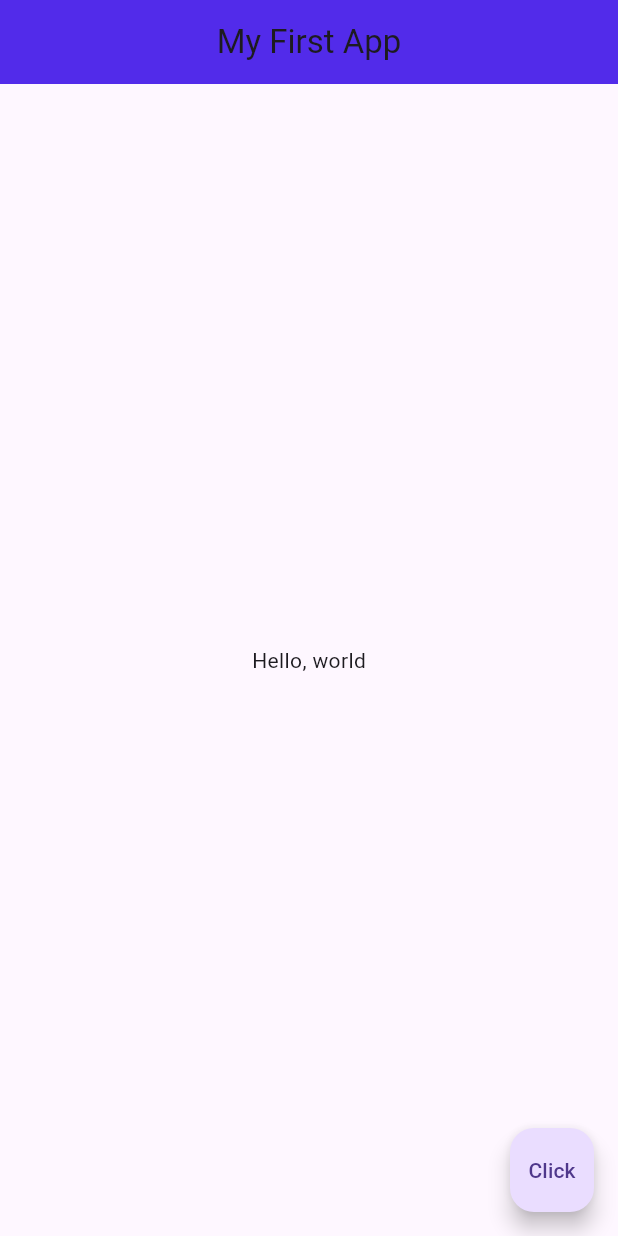
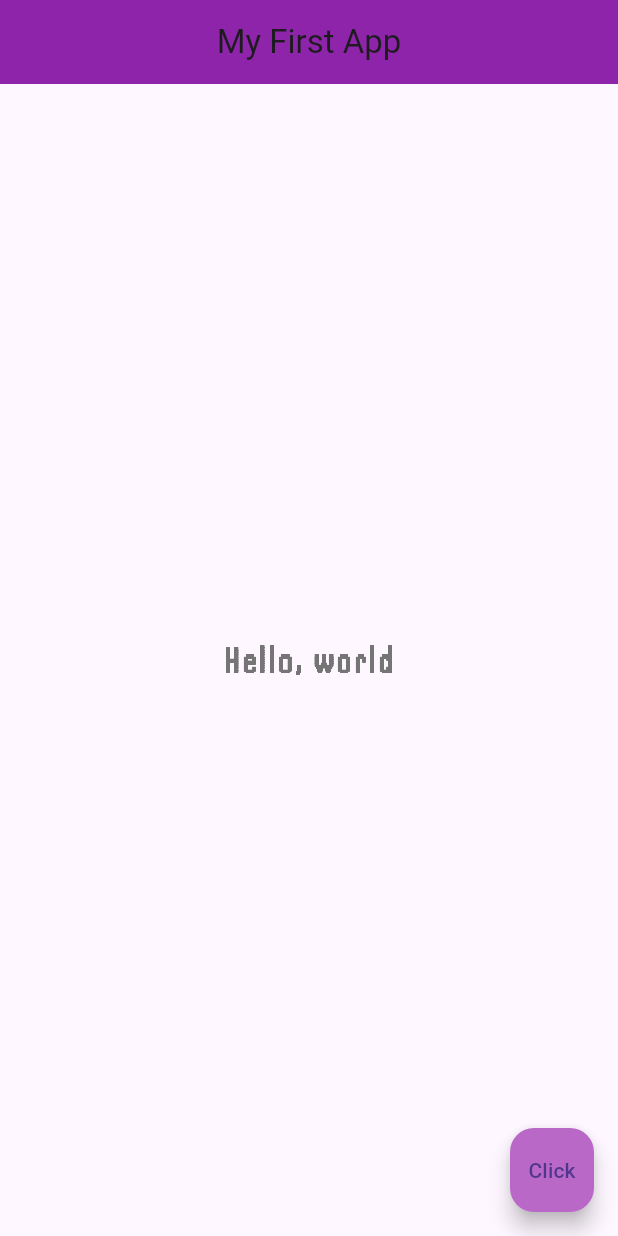
Before and after one commit to jono-rams/LearningFlutter, a Flutter app: the screen it shows after launch, after a tap on "Click", on a phone screen of 412 x 824 dp. Run offline on Flutter 3.47's test engine with Material 3 defaults, Android fonts, the phone set to English and light mode, and no system bars.

Commit message:
Colors and Fonts

```diff
--- a/lib/main.dart
+++ b/lib/main.dart
@@ -4,16 +4,26 @@ void main() {
   runApp(MaterialApp(
     home: Scaffold(
       appBar: AppBar(
-        backgroundColor: const Color.fromARGB(255, 82, 43, 234),
+        backgroundColor: Colors.purple[600],
         title: const Text('My First App'),
         centerTitle: true,
       ),
-      body: const Center(
-          child: Text('Hello, world')
+      body: Center(
+          child: Text(
+            'Hello, world',
+            style: TextStyle(
+              fontSize: 24,
+              fontWeight: FontWeight.bold,
+              letterSpacing: 2.0,
+              color: Colors.grey[600],
+              fontFamily: 'Handjet',
+            ),
+          )
       ),
       floatingActionButton: FloatingActionButton(
+        onPressed: () {},
+        backgroundColor: Colors.purple[300],
         child: const Text('Click'),
-        onPressed: () {}
       ),
     ),
   ));
```
Also changed, not shown: pubspec.yaml (+4 -11 lines), fonts/Handjet-VariableFont_ELGR,ELSH,wght.ttf (added).
